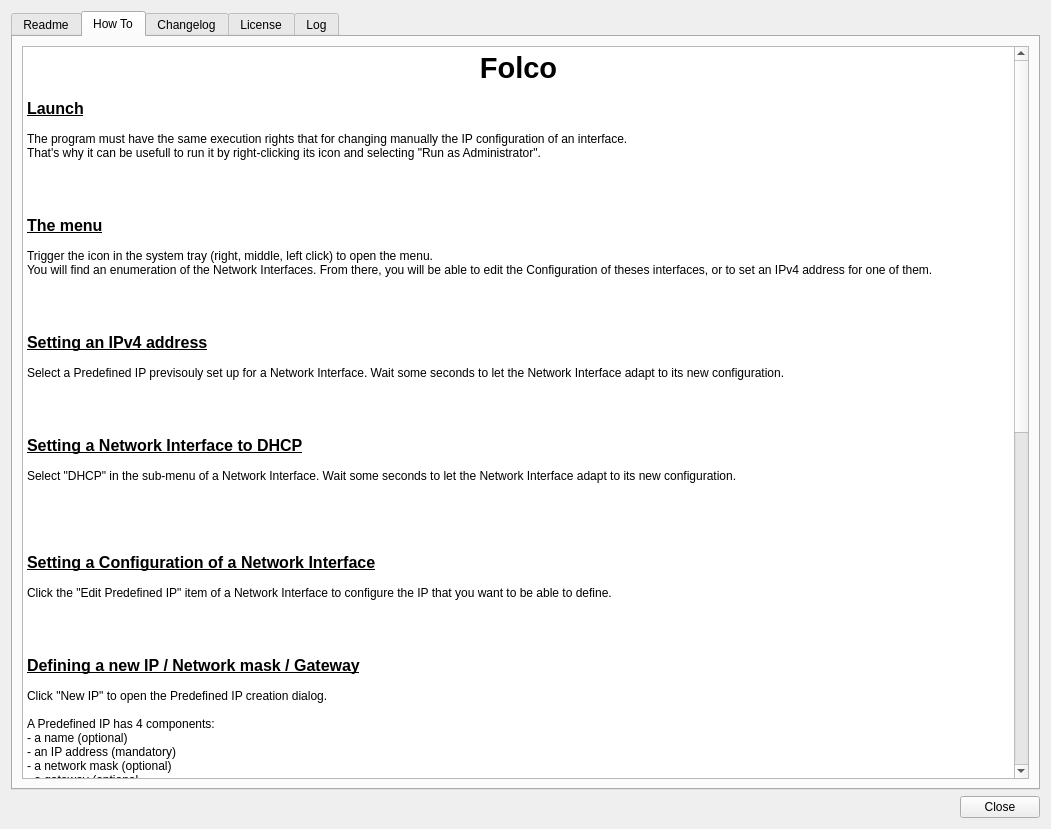
Qt form UI/DlgHelp.ui (Folco68/Folco) before a commit.
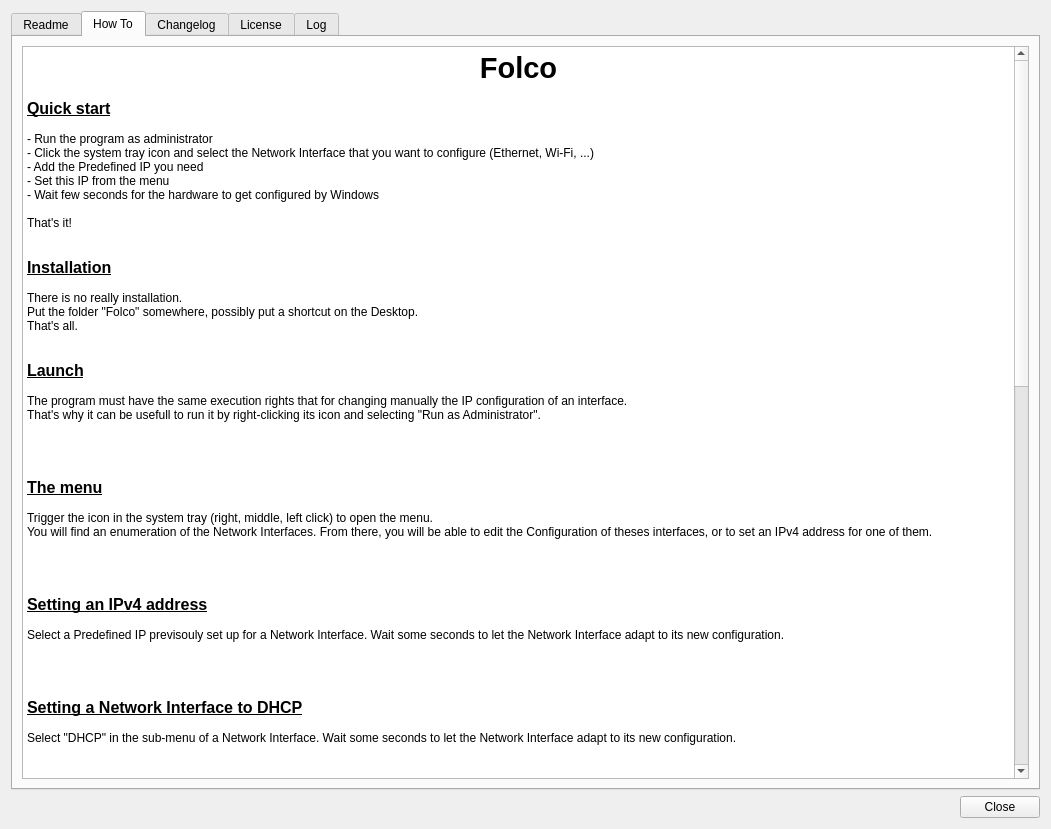
The same form after that commit. Icons and pictures are not drawn.

Diff of the .ui file:
```diff
--- a/UI/DlgHelp.ui
+++ b/UI/DlgHelp.ui
@@ -55,6 +55,24 @@
 &lt;/style&gt;&lt;/head&gt;&lt;body style=&quot; font-family:'Segoe UI'; font-size:9pt; font-weight:400; font-style:normal;&quot;&gt;
 &lt;p align=&quot;center&quot; style=&quot; margin-top:0px; margin-bottom:0px; margin-left:0px; margin-right:0px; -qt-block-indent:0; text-indent:0px;&quot;&gt;&lt;span style=&quot; font-size:22pt; font-weight:700;&quot;&gt;Folco&lt;/span&gt;&lt;/p&gt;
 &lt;p style=&quot;-qt-paragraph-type:empty; margin-top:0px; margin-bottom:0px; margin-left:0px; margin-right:0px; -qt-block-indent:0; text-indent:0px;&quot;&gt;&lt;br /&gt;&lt;/p&gt;
+&lt;p style=&quot; margin-top:0px; margin-bottom:0px; margin-left:0px; margin-right:0px; -qt-block-indent:0; text-indent:0px;&quot;&gt;&lt;span style=&quot; font-size:12pt; font-weight:700; text-decoration: underline;&quot;&gt;Quick start&lt;/span&gt;&lt;/p&gt;
+&lt;p style=&quot;-qt-paragraph-type:empty; margin-top:0px; margin-bottom:0px; margin-left:0px; margin-right:0px; -qt-block-indent:0; text-indent:0px;&quot;&gt;&lt;br /&gt;&lt;/p&gt;
+&lt;p style=&quot; margin-top:0px; margin-bottom:0px; margin-left:0px; margin-right:0px; -qt-block-indent:0; text-indent:0px;&quot;&gt;- Run the program as administrator&lt;/p&gt;
+&lt;p style=&quot; margin-top:0px; margin-bottom:0px; margin-left:0px; margin-right:0px; -qt-block-indent:0; text-indent:0px;&quot;&gt;- Click the system tray icon and select the Network Interface that you want to configure (Ethernet, Wi-Fi, ...)&lt;/p&gt;
+&lt;p style=&quot; margin-top:0px; margin-bottom:0px; margin-left:0px; margin-right:0px; -qt-block-indent:0; text-indent:0px;&quot;&gt;- Add the Predefined IP you need&lt;/p&gt;
+&lt;p style=&quot; margin-top:0px; margin-bottom:0px; margin-left:0px; margin-right:0px; -qt-block-indent:0; text-indent:0px;&quot;&gt;- Set this IP from the menu&lt;/p&gt;
+&lt;p style=&quot; margin-top:0px; margin-bottom:0px; margin-left:0px; margin-right:0px; -qt-block-indent:0; text-indent:0px;&quot;&gt;- Wait few seconds for the hardware to get configured by Windows&lt;/p&gt;
+&lt;p style=&quot;-qt-paragraph-type:empty; margin-top:0px; margin-bottom:0px; margin-left:0px; margin-right:0px; -qt-block-indent:0; text-indent:0px;&quot;&gt;&lt;br /&gt;&lt;/p&gt;
+&lt;p style=&quot; margin-top:0px; margin-bottom:0px; margin-left:0px; margin-right:0px; -qt-block-indent:0; text-indent:0px;&quot;&gt;That's it!&lt;/p&gt;
+&lt;p style=&quot;-qt-paragraph-type:empty; margin-top:0px; margin-bottom:0px; margin-left:0px; margin-right:0px; -qt-block-indent:0; text-indent:0px;&quot;&gt;&lt;br /&gt;&lt;/p&gt;
+&lt;p style=&quot;-qt-paragraph-type:empty; margin-top:0px; margin-bottom:0px; margin-left:0px; margin-right:0px; -qt-block-indent:0; text-indent:0px;&quot;&gt;&lt;br /&gt;&lt;/p&gt;
+&lt;p style=&quot; margin-top:0px; margin-bottom:0px; margin-left:0px; margin-right:0px; -qt-block-indent:0; text-indent:0px;&quot;&gt;&lt;span style=&quot; font-size:12pt; font-weight:700; text-decoration: underline;&quot;&gt;Installation&lt;/span&gt;&lt;/p&gt;
+&lt;p style=&quot;-qt-paragraph-type:empty; margin-top:0px; margin-bottom:0px; margin-left:0px; margin-right:0px; -qt-block-indent:0; text-indent:0px;&quot;&gt;&lt;br /&gt;&lt;/p&gt;
+&lt;p style=&quot; margin-top:0px; margin-bottom:0px; margin-left:0px; margin-right:0px; -qt-block-indent:0; text-indent:0px;&quot;&gt;There is no really installation.&lt;/p&gt;
+&lt;p style=&quot; margin-top:0px; margin-bottom:0px; margin-left:0px; margin-right:0px; -qt-block-indent:0; text-indent:0px;&quot;&gt;Put the folder &amp;quot;Folco&amp;quot; somewhere, possibly put a shortcut on the Desktop.&lt;/p&gt;
+&lt;p style=&quot; margin-top:0px; margin-bottom:0px; margin-left:0px; margin-right:0px; -qt-block-indent:0; text-indent:0px;&quot;&gt;That's all.&lt;/p&gt;
+&lt;p style=&quot;-qt-paragraph-type:empty; margin-top:0px; margin-bottom:0px; margin-left:0px; margin-right:0px; -qt-block-indent:0; text-indent:0px;&quot;&gt;&lt;br /&gt;&lt;/p&gt;
+&lt;p style=&quot;-qt-paragraph-type:empty; margin-top:0px; margin-bottom:0px; margin-left:0px; margin-right:0px; -qt-block-indent:0; text-indent:0px;&quot;&gt;&lt;br /&gt;&lt;/p&gt;
 &lt;p style=&quot; margin-top:0px; margin-bottom:0px; margin-left:0px; margin-right:0px; -qt-block-indent:0; text-indent:0px;&quot;&gt;&lt;span style=&quot; font-size:12pt; font-weight:700; text-decoration: underline;&quot;&gt;Launch&lt;/span&gt;&lt;/p&gt;
 &lt;p style=&quot;-qt-paragraph-type:empty; margin-top:0px; margin-bottom:0px; margin-left:0px; margin-right:0px; -qt-block-indent:0; text-indent:0px;&quot;&gt;&lt;br /&gt;&lt;/p&gt;
 &lt;p style=&quot; margin-top:0px; margin-bottom:0px; margin-left:0px; margin-right:0px; -qt-block-indent:0; text-indent:0px;&quot;&gt;The program must have the same execution rights that for changing manually the IP configuration of an interface.&lt;/p&gt;
@@ -136,6 +154,7 @@
 &lt;p style=&quot; margin-top:0px; margin-bottom:0px; margin-left:0px; margin-right:0px; -qt-block-indent:0; text-indent:0px;&quot;&gt;The backend to setup IP or DHCP is &lt;a href=&quot;https://learn.microsoft.com/en-us/windows-server/administration/windows-commands/netsh&quot;&gt;&lt;span style=&quot; text-decoration: underline; color:#1f9b5d;&quot;&gt;netsh&lt;/span&gt;&lt;/a&gt;. Commands are thrown using a &lt;a href=&quot;https://doc.qt.io/qt-6/qprocess.html&quot;&gt;&lt;span style=&quot; text-decoration: underline; color:#1f9b5d;&quot;&gt;QProcess&lt;/span&gt;&lt;/a&gt;, and there is no feedback.&lt;/p&gt;
 &lt;p style=&quot; margin-top:0px; margin-bottom:0px; margin-left:0px; margin-right:0px; -qt-block-indent:0; text-indent:0px;&quot;&gt;That's why sometimes things can fail without notice. Most probable root cause is that you run the program without privileges.&lt;/p&gt;
 &lt;p style=&quot; margin-top:0px; margin-bottom:0px; margin-left:0px; margin-right:0px; -qt-block-indent:0; text-indent:0px;&quot;&gt;You can use &lt;span style=&quot; font-style:italic;&quot;&gt;ipconfig&lt;/span&gt; to check the result of a command triggered by the menu. You can also check the log to see exactly how the command was crafted.&lt;/p&gt;
+&lt;p style=&quot; margin-top:0px; margin-bottom:0px; margin-left:0px; margin-right:0px; -qt-block-indent:0; text-indent:0px;&quot;&gt;The settings are saved in the Windows registry.&lt;/p&gt;
 &lt;p style=&quot;-qt-paragraph-type:empty; margin-top:0px; margin-bottom:0px; margin-left:0px; margin-right:0px; -qt-block-indent:0; text-indent:0px;&quot;&gt;&lt;br /&gt;&lt;/p&gt;
 &lt;p style=&quot;-qt-paragraph-type:empty; margin-top:0px; margin-bottom:0px; margin-left:0px; margin-right:0px; -qt-block-indent:0; text-indent:0px;&quot;&gt;&lt;br /&gt;&lt;/p&gt;
 &lt;p style=&quot; margin-top:0px; margin-bottom:0px; margin-left:0px; margin-right:0px; -qt-block-indent:0; text-indent:0px;&quot;&gt;&lt;span style=&quot; font-size:12pt; font-weight:700; text-decoration: underline;&quot;&gt;The last quote&lt;/span&gt;&lt;/p&gt;
```
